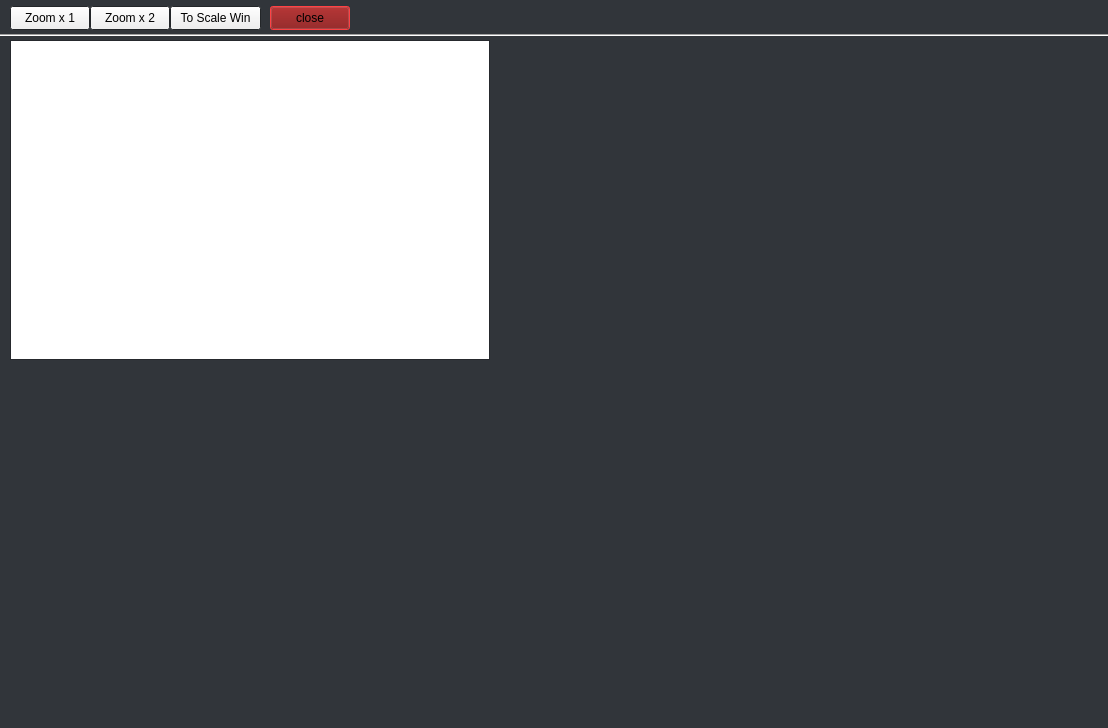
Above: graphics-test/dialog.ui from Electronscape/sidbox-softwares before the change. Below: the same form after it.
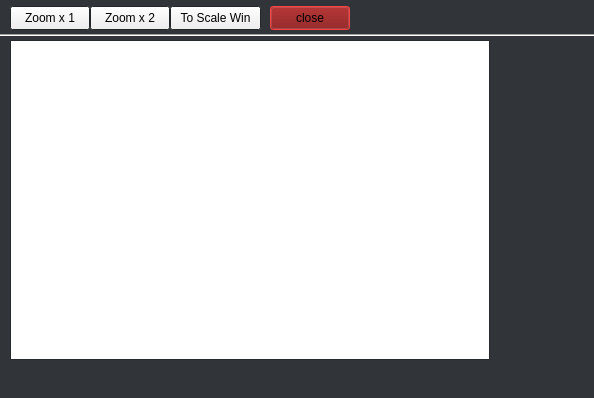
That is the form after the change. Icons and pictures are not drawn.

```diff
--- a/graphics-test/dialog.ui
+++ b/graphics-test/dialog.ui
@@ -6,8 +6,8 @@
    <rect>
     <x>0</x>
     <y>0</y>
-    <width>1108</width>
-    <height>728</height>
+    <width>594</width>
+    <height>398</height>
    </rect>
   </property>
   <property name="minimumSize">
```
